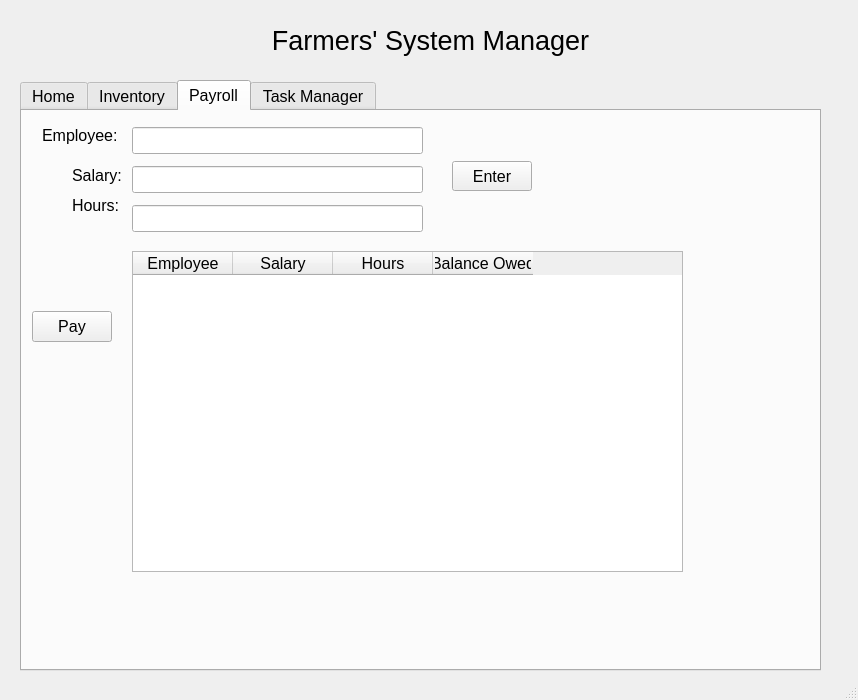
The window that FarmingSystemManager/mainwindow.ui (ryan-ghosh/FarmerSystemManager) describes before a commit, drawn with Qt 5.
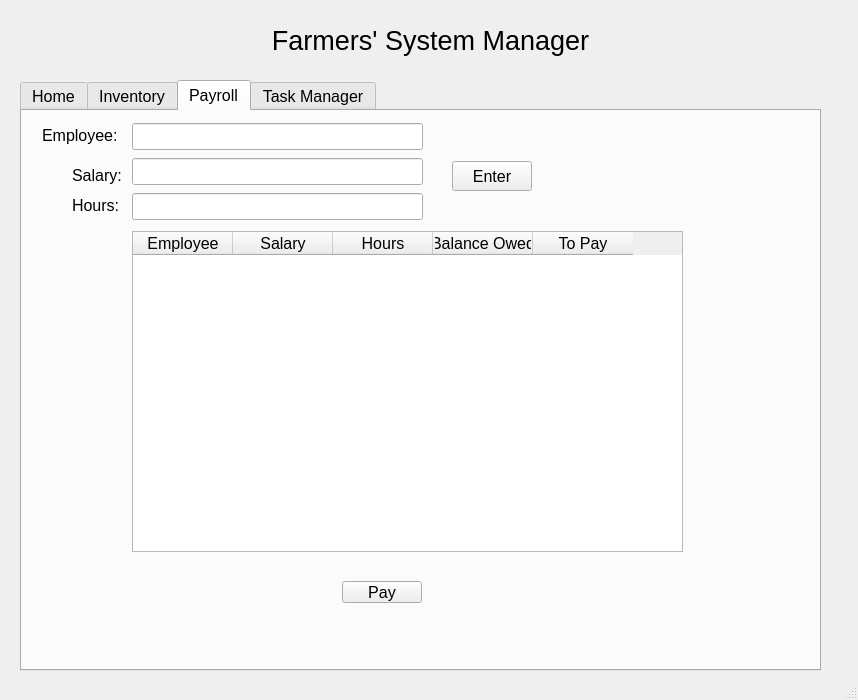
The same window after the commit. The open tabs and pages were chosen to show the change.

What changed in the file:
```diff
--- a/FarmingSystemManager/mainwindow.ui
+++ b/FarmingSystemManager/mainwindow.ui
@@ -224,10 +224,10 @@
      <widget class="QPushButton" name="pushButton">
       <property name="geometry">
        <rect>
-        <x>10</x>
-        <y>200</y>
+        <x>320</x>
+        <y>470</y>
         <width>80</width>
-        <height>31</height>
+        <height>22</height>
        </rect>
       </property>
       <property name="text">
@@ -238,7 +238,7 @@
       <property name="geometry">
        <rect>
         <x>110</x>
-        <y>140</y>
+        <y>120</y>
         <width>551</width>
         <height>321</height>
        </rect>
@@ -263,6 +263,11 @@
         <string>Balance Owed</string>
        </property>
       </column>
+      <column>
+       <property name="text">
+        <string>To Pay</string>
+       </property>
+      </column>
      </widget>
      <widget class="QLabel" name="label_11">
       <property name="geometry">
@@ -322,16 +327,16 @@
         <x>110</x>
         <y>10</y>
         <width>291</width>
-        <height>118</height>
+        <height>101</height>
        </rect>
       </property>
       <layout class="QVBoxLayout" name="verticalLayout_12">
-       <item>
-        <widget class="QLineEdit" name="lineEditSalary"/>
-       </item>
        <item>
         <widget class="QLineEdit" name="lineEditEmployee"/>
        </item>
+       <item>
+        <widget class="QLineEdit" name="lineEditSalary"/>
+       </item>
        <item>
         <widget class="QLineEdit" name="lineEditHours"/>
        </item>
```
Left out of the diff: 26 changed lines with no effect on the pictures.
